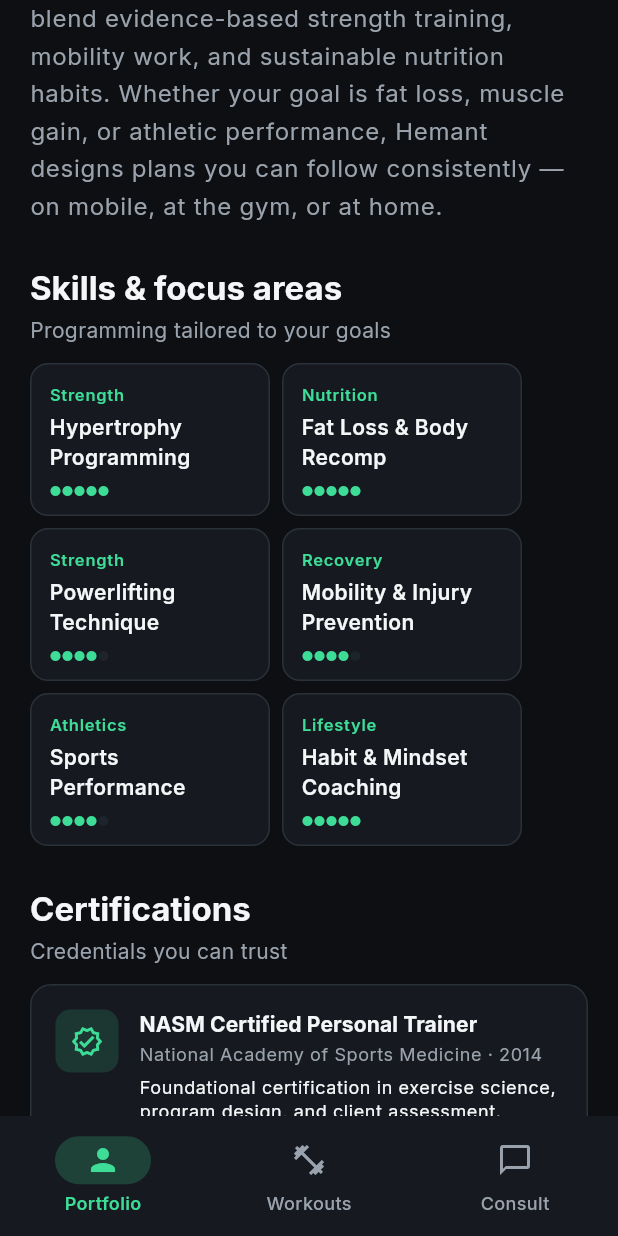
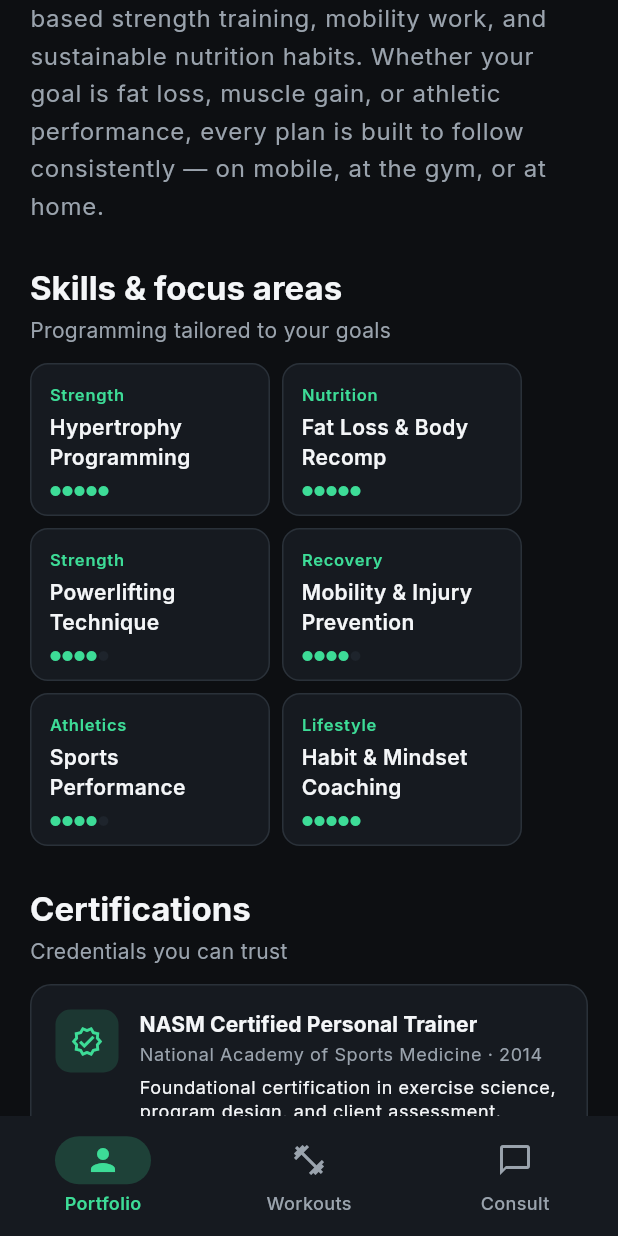
Before and after one commit to atirek-pothiwala/trainer-portfolio, a Flutter app: the screen it shows after launch, scrolled down 576 dp, on a phone screen of 412 x 824 dp. Run offline on Flutter 3.47's test engine with Material 3 defaults, Android fonts, the phone set to English and light mode, and no system bars; our stand-ins replace cached_network_image, equatable, flutter_bloc, google_fonts; network calls fail.

Commit message:
Remove personal name from app and rename package to trainer_portfolio
Replace trainer dummy profile and all branding identifiers with neutral
Fit Coach naming; update platform bundle IDs and tests accordingly.

```diff
--- a/lib/app.dart
+++ b/lib/app.dart
@@ -7,8 +7,8 @@ import 'features/portfolio/bloc/portfolio_bloc.dart';
 import 'features/portfolio/bloc/portfolio_event.dart';
 import 'features/shell/main_shell_page.dart';
 
-class HemantFitnessApp extends StatelessWidget {
-  const HemantFitnessApp({super.key});
+class TrainerPortfolioApp extends StatelessWidget {
+  const TrainerPortfolioApp({super.key});
 
   @override
   Widget build(BuildContext context) {
@@ -19,7 +19,7 @@ class HemantFitnessApp extends StatelessWidget {
           repository: context.read<PortfolioRepository>(),
         )..add(const PortfolioLoadRequested()),
         child: MaterialApp(
-          title: 'Hemant Rathod Fitness',
+          title: 'Fit Coach',
           debugShowCheckedModeBanner: false,
           theme: buildAppTheme(),
           home: const MainShellPage(),
--- a/lib/data/datasources/local_portfolio_data.dart
+++ b/lib/data/datasources/local_portfolio_data.dart
@@ -7,23 +7,23 @@ import '../models/trainer_profile.dart';
 /// Dummy portfolio content for Phase 1. Replace with API/CMS later.
 class LocalPortfolioData {
   static TrainerProfile get trainer => TrainerProfile(
-        name: 'Hemant Rathod',
+        name: 'Jordan Reed',
         title: 'Certified Strength & Conditioning Coach',
         tagline: 'Build strength. Move better. Transform for life.',
         bio:
-            'Hemant Rathod helps busy professionals and athletes train with '
-            'purpose. His programs blend evidence-based strength training, '
-            'mobility work, and sustainable nutrition habits. Whether your goal '
-            'is fat loss, muscle gain, or athletic performance, Hemant designs '
-            'plans you can follow consistently — on mobile, at the gym, or at home.',
+            'Jordan helps busy professionals and athletes train with purpose. '
+            'Programs blend evidence-based strength training, mobility work, '
+            'and sustainable nutrition habits. Whether your goal is fat loss, '
+            'muscle gain, or athletic performance, every plan is built to follow '
+            'consistently — on mobile, at the gym, or at home.',
         profileImageUrl:
             'https://images.unsplash.com/photo-1571019614242-c5c5dee9f50b?w=800&q=80',
         yearsExperience: 12,
         clientsTrained: 850,
         location: 'Mumbai, India · Online worldwide',
-        instagramHandle: '@hemant.rathod.fit',
-        instagramUrl: 'https://instagram.com/hemant.rathod.fit',
-        youtubeChannelUrl: 'https://youtube.com/@hemantRathodFit',
+        instagramHandle: '@fit.coach.jordan',
+        instagramUrl: 'https://instagram.com/fit.coach.jordan',
+        youtubeChannelUrl: 'https://youtube.com/@FitCoachJordan',
         skills: const [
           Skill(name: 'Hypertrophy Programming', level: 5, category: 'Strength'),
           Skill(name: 'Fat Loss & Body Recomp', level: 5, category: 'Nutrition'),
@@ -69,7 +69,7 @@ class LocalPortfolioData {
             result: 'Lost 18 kg in 9 months',
             duration: '9 months',
             quote:
-                'Hemant never made me feel like I was on a "diet." The workouts '
+                'My coach never made me feel like I was on a "diet." The workouts '
                 'were challenging but doable, and I finally understand how to eat.',
             imageUrl:
                 'https://images.unsplash.com/photo-1518611012118-696072aa579a?w=600&q=80',
--- a/lib/features/portfolio/view/portfolio_page.dart
+++ b/lib/features/portfolio/view/portfolio_page.dart
@@ -92,7 +92,7 @@ class _PortfolioContent extends StatelessWidget {
         slivers: [
           SliverAppBar(
             floating: true,
-            title: const Text('Hemant Rathod'),
+            title: const Text('Portfolio'),
             actions: [
               IconButton(
                 tooltip: 'Refresh',
--- a/lib/features/portfolio/view/widgets/instagram_connect_card.dart
+++ b/lib/features/portfolio/view/widgets/instagram_connect_card.dart
@@ -58,7 +58,7 @@ class InstagramConnectCard extends StatelessWidget {
                   '1. Open Instagram and search for ${profile.instagramHandle}\n'
                   '2. Tap Follow for workouts & nutrition tips\n'
                   '3. Send a DM with your goal (fat loss, muscle, sport, etc.)\n'
-                  '4. Hemant or the team will reply within 24 hours',
+                  '4. Your coach or the team will reply within 24 hours',
                   style: Theme.of(context).textTheme.bodyMedium?.copyWith(
                         color: AppColors.textSecondary,
                         height: 1.5,
--- a/lib/features/shell/main_shell_page.dart
+++ b/lib/features/shell/main_shell_page.dart
@@ -51,7 +51,7 @@ class _MainShellPageState extends State<MainShellPage> {
             title: 'Consultant service',
             description:
                 'Book 1:1 video calls, share goals, and get personalized program '
-                'reviews from Hemant. Scheduling and payments will live here.',
+                'reviews from your coach. Scheduling and payments will live here.',
             icon: Icons.video_call_outlined,
           ),
         ],
--- a/lib/main.dart
+++ b/lib/main.dart
@@ -4,5 +4,5 @@ import 'app.dart';
 
 void main() {
   WidgetsFlutterBinding.ensureInitialized();
-  runApp(const HemantFitnessApp());
+  runApp(const TrainerPortfolioApp());
 }
--- a/pubspec.yaml
+++ b/pubspec.yaml
@@ -1,5 +1,5 @@
-name: hemant_fitness
-description: "A new Flutter project."
+name: trainer_portfolio
+description: "Trainer portfolio and fitness app (Flutter mobile & web)."
 # The following line prevents the package from being accidentally published to
 # pub.dev using `flutter pub publish`. This is preferred for private packages.
 publish_to: 'none' # Remove this line if you wish to publish to pub.dev
```
Also changed, not shown: 19 other files.
